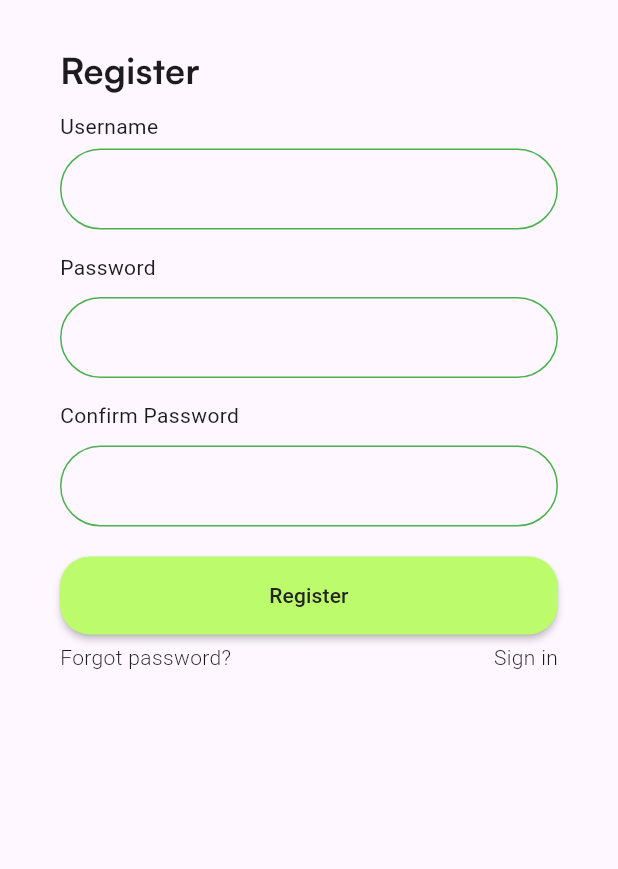
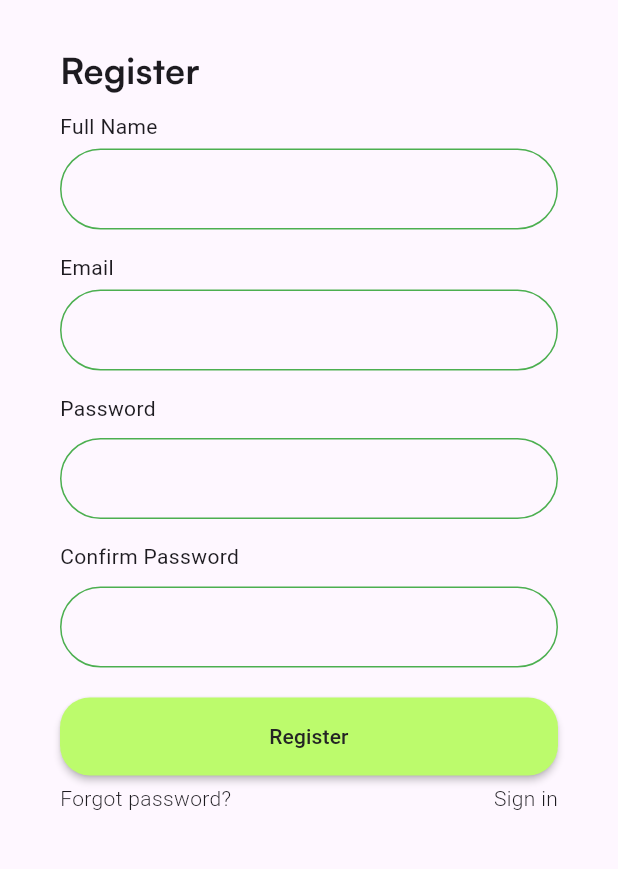
Before and after one commit to fixitsammie/sbank, a Flutter app: the screen it shows after launch, after a tap on "Log in", after a tap on "Login", after a tap on "Sign up", on a phone screen of 412 x 824 dp, the part 240-1109 px from its top. Run offline on Flutter 3.47's test engine with Material 3 defaults, Android fonts, the phone set to English and light mode, and no system bars; our stand-ins replace cloud_firestore, firebase_auth, firebase_core, shared_preferences, sliding_up_panel; missing offline and left inert: firebase_ui_auth, flutter_stack_toast; accounts and stored records are empty; Roboto replaces fonts that are missing (Satoshi-Regular).

Commit message:
Added full name to firestore

```diff
--- a/devtools_options.yaml
+++ b/devtools_options.yaml
@@ -1,3 +1,4 @@
 description: This file stores settings for Dart & Flutter DevTools.
 documentation: https://docs.flutter.dev/tools/devtools/extensions#configure-extension-enablement-states
 extensions:
+  - provider: true
--- a/lib/main.dart
+++ b/lib/main.dart
@@ -2,15 +2,18 @@ import 'package:firebase_core/firebase_core.dart';
 import 'package:flutter/material.dart';
 import 'package:provider/provider.dart';
 import 'package:sbank/firebase_options1.dart';
+import 'package:sbank/pages/authguard.dart';
 import 'package:sbank/pages/help.dart';
 import 'package:sbank/pages/homepage.dart';
 import 'package:sbank/pages/localpage.dart';
 import 'package:sbank/pages/network.dart';
+import 'package:sbank/pages/settings.dart';
 import 'package:sbank/pages/user_dashboard.dart';
 import 'package:sbank/pages/login.dart';
 import 'package:sbank/pages/register.dart';
 import 'package:sbank/pages/dashboard.dart';
 import 'package:sbank/providers/auth.dart';
+
 import './theme.dart';
 
 void main() async {
@@ -20,7 +23,7 @@ void main() async {
   );
   runApp(const MainApp());
 }
-//void main3({runApp(const MainApp());}
+
 
 class MainApp extends StatelessWidget {
   const MainApp({super.key});
@@ -35,7 +38,7 @@ class MainApp extends StatelessWidget {
           // theme: lightThemeDataCustom,
           debugShowCheckedModeBanner: false,
           routes: {
-            '/': (context) => const Dashboard(),
+            '/': (context) =>  AuthGuard(),
             '/dashboard': (context) => const Dashboard(),
             '/a': (context) => const AuthGate(),
             '/login': (context) => const Login(),
@@ -45,7 +48,7 @@ class MainApp extends StatelessWidget {
             '/network': (context) => const Network(),
             '/search': (context) => const Network(),
             '/chat': (context) => const Network(),
-            '/settings': (context) => const Network(),
+            '/settings': (context) => const Settings(),
             '/help': (context) => const Help(),
           }),
     );
--- /dev/null
+++ b/lib/pages/authguard.dart
@@ -0,0 +1,20 @@
+import 'package:flutter/material.dart';
+import 'package:provider/provider.dart';
+import '../providers/auth.dart';
+
+class AuthGuard extends StatelessWidget {
+  @override
+  Widget build(BuildContext context) {
+    final authProvider = Provider.of<AuthProvider>(context);
+
+    if (authProvider.user == null) {
+      Future.microtask(() => Navigator.pushReplacementNamed(context, '/dashboard'));
+    } else {
+      Future.microtask(() => Navigator.pushReplacementNamed(context, '/home'));
+    }
+
+    return Scaffold(
+      body: Center(child: CircularProgressIndicator()),
+    );
+  }
+}
--- a/lib/pages/login.dart
+++ b/lib/pages/login.dart
@@ -18,7 +18,7 @@ class Login extends StatefulWidget {
 class _LoginState extends State<Login> {
   final formKey = GlobalKey<FormState>();
    bool isLoading = false;
-  String _username = '', _password = '';
+  String _email = '', _password = '';
   final ButtonStyle flatButtonStyle = TextButton.styleFrom(
     foregroundColor: Colors.white,
     minimumSize: const Size(88, 44),
@@ -33,11 +33,13 @@ class _LoginState extends State<Login> {
   Widget build(BuildContext context) {
     AuthProvider auth = Provider.of<AuthProvider>(context);
 
-    final usernameField = TextFormField(
+    final emailField = TextFormField(
       autofocus: false,
       validator: (value) =>
-          value!.length < 8 ? "Username length is less than 8" : null,
-      onSaved: (value) => _username = value.toString(),
+      !RegExp(r"^[a-zA-Z0-9.a-zA-Z0-9.!#$%&'*+-/=?^_`{|}~]+@[a-zA-Z0-9]+\.[a-zA-Z]+")
+      .hasMatch(value.toString()) ? "Invalid email"
+          : null,
+      onSaved: (value) => _email = value.toString(),
       decoration: simpleInputDecoration("Confirm password"),
     );
 
@@ -87,7 +89,7 @@ class _LoginState extends State<Login> {
     setState(() => isLoading = true);
 
      String? errorMessage = await auth.login(
-      _username,
+      _email,
       _password
 
     );
@@ -98,11 +100,14 @@ class _LoginState extends State<Login> {
       ScaffoldMessenger.of(context).showSnackBar(
         SnackBar(content: Text("Login successful!")),
       );
-      // Navigate to another screen if needed
+        Future.delayed(Duration(seconds: 2), () { Navigator.pushReplacementNamed(context, '/home');
+         });
     } else {
       ScaffoldMessenger.of(context).showSnackBar(
         SnackBar(content: Text(errorMessage)),
       );
+
+
     }
   }
     }
@@ -128,9 +133,9 @@ class _LoginState extends State<Login> {
                   const SizedBox(height: 10.0),
                   Text("Login", style: pageHeader),
                   const SizedBox(height: 10.0),
-                  label("Username"),
+                  label("Email"),
                   const SizedBox(height: 5.0),
-                  usernameField,
+                  emailField,
                   const SizedBox(height: 20.0),
                   label("Password"),
                   const SizedBox(height: 5.0),
@@ -142,13 +147,7 @@ class _LoginState extends State<Login> {
                           color: primaryGreen, textColor: authButtonTextColor),
                   const SizedBox(height: 5.0),
                   forgotLabel,
-                  GestureDetector(
-                    child: const Text("Home",
-                        style: TextStyle(fontWeight: FontWeight.w300)),
-                    onTap: () {
-                      Navigator.pushReplacementNamed(context, '/home');
-                    },
-                  ),
+
                 ],
               ),
             ),
--- a/lib/pages/register.dart
+++ b/lib/pages/register.dart
@@ -16,7 +16,7 @@ class _RegisterState extends State<Register> {
   final formKey = GlobalKey<FormState>();
   bool isLoading = false;
 
-  String _username = '', _password = '', _confirmPassword = '';
+  String _name='', _email = '', _password = '', _confirmPassword = '';
   final ButtonStyle flatButtonStyle = TextButton.styleFrom(
     foregroundColor: Colors.white,
     minimumSize: const Size(88, 44),
@@ -31,13 +31,25 @@ class _RegisterState extends State<Register> {
   Widget build(BuildContext context) {
     AuthProvider auth = Provider.of<AuthProvider>(context);
 
-    final usernameField = TextFormField(
+ final nameField = TextFormField(
       autofocus: false,
       validator: (value) =>
-          value!.length < 8 ? "Username length is less than 8" : null,
-      onSaved: (value) => _username = value.toString(),
+          value!.length < 3 ? "Username length is less than 3" : null,
+      onSaved: (value) => _name = value.toString(),
       decoration: simpleInputDecoration("Confirm password"),
     );
+    final emailField = TextFormField(
+      autofocus: false,
+      validator: (value) =>
+      !RegExp(r"^[a-zA-Z0-9.a-zA-Z0-9.!#$%&'*+-/=?^_`{|}~]+@[a-zA-Z0-9]+\.[a-zA-Z]+")
+      .hasMatch(value.toString()) ? "Invalid email"
+          : null,
+      onSaved: (value) => _email = value.toString(),
+      decoration: simpleInputDecoration("Confirm password"),
+    );
+
+
+
 
     final passwordField = TextFormField(
       autofocus: false,
@@ -91,7 +103,7 @@ class _RegisterState extends State<Register> {
       setState(() => isLoading = true);
 
     String? errorMessage = await auth.register(
-      _username,_password
+      _name,_email,_password
     );
 
     setState(() => isLoading = false);
@@ -100,6 +112,8 @@ class _RegisterState extends State<Register> {
       ScaffoldMessenger.of(context).showSnackBar(
         SnackBar(content: Text("User registered successfully!")),
       );
+      Future.delayed(Duration(seconds: 2), () { Navigator.pushReplacementNamed(context, '/login');
+         });
     } else {
       ScaffoldMessenger.of(context).showSnackBar(
         SnackBar(content: Text(errorMessage)),
@@ -128,9 +142,13 @@ class _RegisterState extends State<Register> {
                   const SizedBox(height: 30.0),
                   Text("Register", style: pageHeader),
                   const SizedBox(height: 10.0),
-                  label("Username"),
+                   label("Full Name"),
                   const SizedBox(height: 5.0),
-                  usernameField,
+                  nameField,
+                  const SizedBox(height: 15.0),
+                  label("Email"),
+                  const SizedBox(height: 5.0),
+                  emailField,
                   const SizedBox(height: 15.0),
                   label("Password"),
                   const SizedBox(height: 10.0),
--- a/lib/providers/auth.dart
+++ b/lib/providers/auth.dart
@@ -8,7 +8,7 @@ import 'package:http/http.dart';
 import 'package:sbank/util/app_url.dart';
 import 'package:sbank/util/shared_preference.dart';
 import 'package:sbank/user_preferences.dart';
-
+import 'package:cloud_firestore/cloud_firestore.dart';
 import 'package:firebase_auth/firebase_auth.dart';
 
 enum Status {
@@ -29,7 +29,20 @@ class AuthProvider with ChangeNotifier {
   Status get registeredInStatus => _registeredInStatus;
 
   final FirebaseAuth _auth = FirebaseAuth.instance;
+  final FirebaseFirestore _firestore = FirebaseFirestore.instance;
+User? _user;
 
+
+  AuthProvider() {
+    _auth.authStateChanges().listen((user) {
+      _user = user;
+      notifyListeners(); // Notify UI about changes
+    });
+  }
+
+   User? get user => _user;
+
+  bool get isAuthenticated => _user != null;
   // Login User
   Future<String?> login(String email, String password) async {
     try {
@@ -37,7 +50,8 @@ class AuthProvider with ChangeNotifier {
         email: email.trim(),
         password: password.trim(),
       );
-      return null; // Success
+
+            return null; // Success
     } on FirebaseAuthException catch (e) {
       return e.message; // Return error message
     }
@@ -54,7 +68,7 @@ class AuthProvider with ChangeNotifier {
   }
 
   Future<String?> register(
-      String email, String password) async{
+    String name,  String email, String password) async{
 
 
     _registeredInStatus = Status.Registering;
@@ -62,12 +76,24 @@ class AuthProvider with ChangeNotifier {
 
 
     try {
-      await _auth.createUserWithEmailAndPassword(
-        email: email.trim(),
-        password: password.trim(),
+     UserCredential userCredential = await _auth.createUserWithEmailAndPassword(
+        email: email,
+        password: password,
       );
+
+       User? user = userCredential.user;
+
+      if (user != null) {
+        await _firestore.collection("users").doc(user.uid).set({
+          "uid": user.uid,
+          "name": name,
+          "email": email,
+          "createdAt": FieldValue.serverTimestamp(),
+        });}
+      _registeredInStatus = Status.Registered;
       return null; // Success
     } on FirebaseAuthException catch (e) {
+      _registeredInStatus = Status.NotRegistered;
       return e.message; // Return error message
     }
 
--- a/lib/widgets/bottom_navigation.dart
+++ b/lib/widgets/bottom_navigation.dart
@@ -29,6 +29,9 @@ class MyBottomNavBar extends State<Mybottom> {
         break;
 
       case 2:
+        _url = '/settings';
+        break;
+         case 3:
         _url = '/settings';
         break;
 
--- a/pubspec.yaml
+++ b/pubspec.yaml
@@ -17,6 +17,7 @@ dependencies:
   firebase_core: ^3.8.0
   firebase_auth: ^5.3.3
   firebase_ui_auth: ^1.16.0
+  cloud_firestore: ^5.6.5
 
 
 
```
Also changed, not shown: lib/pages/settings.dart (+43 -3 lines), pubspec.lock, 3 other files.
